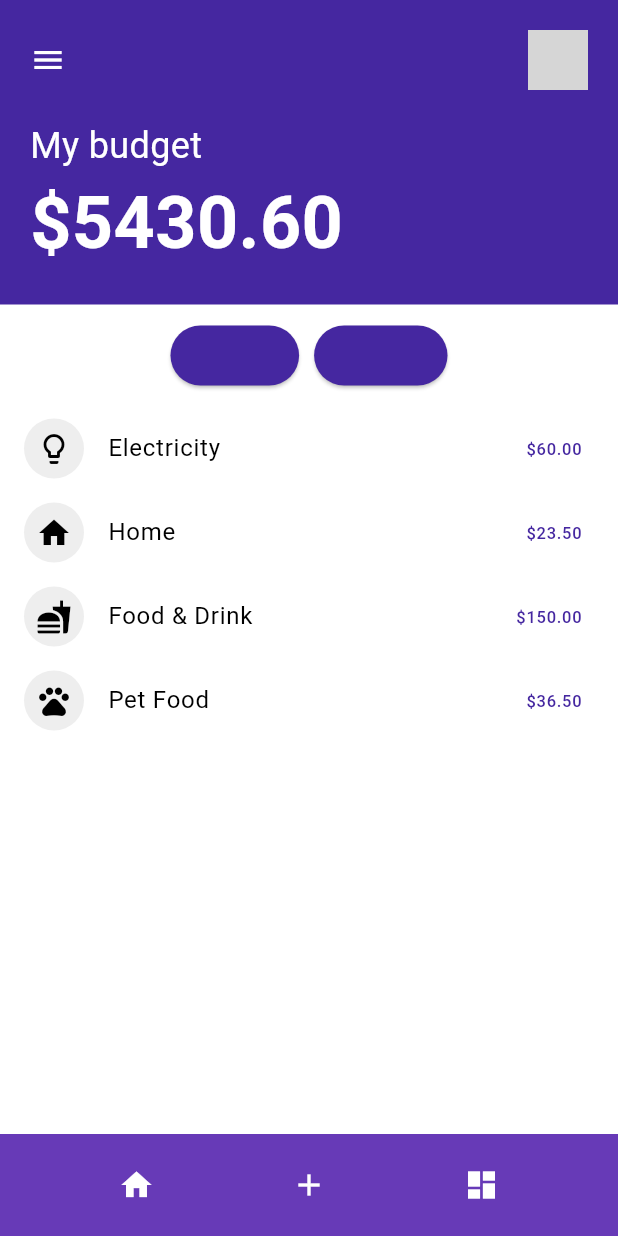
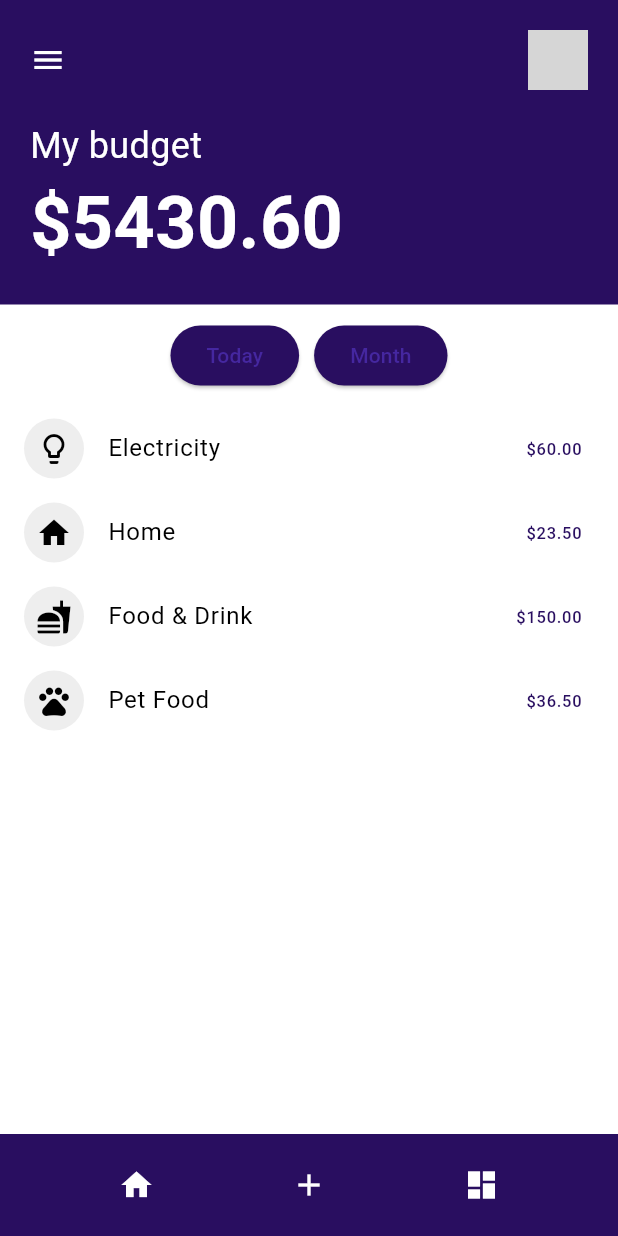
Before and after one commit to shortlion99/dollar-saver, a Flutter app: the screen it shows after launch, on a phone screen of 412 x 824 dp. Run offline on Flutter 3.47's test engine with Material 3 defaults, Android fonts, the phone set to English and light mode, and no system bars; our stand-ins replace image_picker; grey boxes are pictures that could not be loaded.

Commit message:
updated screens, added dashboard screen

```diff
--- a/frontend/lib/screens/home_screen.dart
+++ b/frontend/lib/screens/home_screen.dart
@@ -3,6 +3,9 @@ import 'package:flutter/material.dart';
 import 'package:provider/provider.dart';
 import 'add_transaction_screen.dart';
 import 'package:ai_expense_app/components/custom_icons.dart';
+
+// Define custom color
+const Color customPurple = Color.fromARGB(255, 41, 14, 96); // Custom dark purple shade
 
 class HomeScreen extends StatelessWidget {
   const HomeScreen({super.key});
@@ -12,8 +15,7 @@ class HomeScreen extends StatelessWidget {
     return Consumer<BudgetProvider>(
       builder: (context, budgetProvider, child) {
         return Scaffold(
-          body: SafeArea(
-            child: Column(
+          body: Column( // Remove SafeArea
             children: [
               _buildHeader(context, budgetProvider),
               _buildToggleButtons(),
@@ -22,8 +24,6 @@ class HomeScreen extends StatelessWidget {
               ),
             ],
           ),
-          ),
-
         );
       },
     );
@@ -32,7 +32,7 @@ class HomeScreen extends StatelessWidget {
   Widget _buildHeader(BuildContext context, BudgetProvider budgetProvider) {
     return Container(
       padding: EdgeInsets.all(20),
-      color: Colors.deepPurple[800], // Dark purple header
+      color: customPurple, // Use custom purple for the header
       child: Column(
         crossAxisAlignment: CrossAxisAlignment.start,
         children: [
@@ -70,7 +70,7 @@ class HomeScreen extends StatelessWidget {
             child: Text('Today'),
             onPressed: () {},
             style: ElevatedButton.styleFrom(
-              backgroundColor: Colors.deepPurple[800], // Dark purple
+              backgroundColor: customPurple, // Use custom purple
               shape: RoundedRectangleBorder(
                   borderRadius: BorderRadius.circular(20)),
             ),
@@ -80,7 +80,7 @@ class HomeScreen extends StatelessWidget {
             child: Text('Month'),
             onPressed: () {},
             style: ElevatedButton.styleFrom(
-              backgroundColor: Colors.deepPurple[800], // Dark purple
+              backgroundColor: customPurple, // Use custom purple
               shape: RoundedRectangleBorder(
                   borderRadius: BorderRadius.circular(20)),
             ),
@@ -113,12 +113,11 @@ class HomeScreen extends StatelessWidget {
             title: Text(transaction.category),
             trailing: Text(
               '\$${transaction.amount.toStringAsFixed(2)}',
-              style: TextStyle(color: Colors.deepPurple[800]), // Dark purple
+              style: TextStyle(color: customPurple), // Use custom purple
             ),
           );
         },
       ),
     );
   }
-
 }
--- a/frontend/lib/screens/main_scaffold.dart
+++ b/frontend/lib/screens/main_scaffold.dart
@@ -1,8 +1,13 @@
 import 'package:ai_expense_app/components/budget_provider.dart';
 import 'package:ai_expense_app/screens/add_transaction_screen.dart';
 import 'package:ai_expense_app/screens/home_screen.dart';
+import 'package:ai_expense_app/screens/dashboard.dart';
 import 'package:flutter/material.dart';
 import 'package:provider/provider.dart';
+import 'package:ai_expense_app/components/custom_icons.dart';
+
+// Define custom color
+const Color customPurple = Color.fromARGB(255, 41, 14, 96); // Custom dark purple shade
 
 class MainScaffold extends StatefulWidget {
   @override
@@ -36,8 +41,8 @@ class _MainScaffoldState extends State<MainScaffold> {
         return HomeScreen(); // Your existing HomeScreen
       case 1:
         return AddTransactionScreen(); // Your Add Transaction Screen
-      // case 2:
-      //   return DashboardScreen(); // Your Dashboard Screen
+      case 2:
+        return DashboardScreen(); // Your Dashboard Screen
       default:
         return HomeScreen();
     }
@@ -46,8 +51,8 @@ class _MainScaffoldState extends State<MainScaffold> {
   Widget _buildBottomNavBar() {
     return Container(
       padding: EdgeInsets.symmetric(vertical: 10),
-      decoration: const BoxDecoration(
-        color: Colors.deepPurple, // Dark purple for the nav bar
+      decoration: BoxDecoration(
+        color: customPurple, // Use custom purple
       ),
       child: Row(
         mainAxisAlignment: MainAxisAlignment.spaceEvenly,
@@ -69,3 +74,120 @@ class _MainScaffoldState extends State<MainScaffold> {
     );
   }
 }
+
+class HomeScreen extends StatelessWidget {
+  const HomeScreen({super.key});
+
+  @override
+  Widget build(BuildContext context) {
+    return Consumer<BudgetProvider>(
+      builder: (context, budgetProvider, child) {
+        return Scaffold(
+          body: SafeArea(
+            child: Column(
+              children: [
+                _buildHeader(context, budgetProvider),
+                _buildToggleButtons(),
+                Expanded(
+                  child: _buildTransactionList(budgetProvider),
+                ),
+              ],
+            ),
+          ),
+        );
+      },
+    );
+  }
+
+  Widget _buildHeader(BuildContext context, BudgetProvider budgetProvider) {
+    return Container(
+      padding: EdgeInsets.all(20),
+      color: customPurple, // Use custom purple for the header
+      child: Column(
+        crossAxisAlignment: CrossAxisAlignment.start,
+        children: [
+          const Row(
+            mainAxisAlignment: MainAxisAlignment.spaceBetween,
+            children: [
+              Icon(Icons.menu, color: Colors.white),
+              CircleAvatar(
+                backgroundImage: AssetImage('assets/profile_picture.jpg'),
+              ),
+            ],
+          ),
+          const SizedBox(height: 20),
+          const Text(
+            'My budget',
+            style: TextStyle(color: Colors.white, fontSize: 24),
+          ),
+          Text(
+            '\$${budgetProvider.totalBudget.toStringAsFixed(2)}',
+            style: const TextStyle(
+                color: Colors.white, fontSize: 48, fontWeight: FontWeight.bold),
+          ),
+        ],
+      ),
+    );
+  }
+
+  Widget _buildToggleButtons() {
+    return Container(
+      margin: EdgeInsets.symmetric(vertical: 10),
+      child: Row(
+        mainAxisAlignment: MainAxisAlignment.center,
+        children: [
+          ElevatedButton(
+            child: Text('Today'),
+            onPressed: () {},
+            style: ElevatedButton.styleFrom(
+              backgroundColor: customPurple, // Use custom purple
+              shape: RoundedRectangleBorder(
+                  borderRadius: BorderRadius.circular(20)),
+            ),
+          ),
+          SizedBox(width: 10),
+          ElevatedButton(
+            child: Text('Month'),
+            onPressed: () {},
+            style: ElevatedButton.styleFrom(
+              backgroundColor: customPurple, // Use custom purple
+              shape: RoundedRectangleBorder(
+                  borderRadius: BorderRadius.circular(20)),
+            ),
+          ),
+        ],
+      ),
+    );
+  }
+
+  Widget _buildTransactionList(BudgetProvider budgetProvider) {
+    return Container(
+      decoration: const BoxDecoration(
+        color: Colors.white, // White background for the list
+        borderRadius: BorderRadius.only(
+          topLeft: Radius.circular(30),
+          topRight: Radius.circular(30),
+        ),
+      ),
+      child: ListView.builder(
+        itemCount: budgetProvider.transactions.length,
+        itemBuilder: (context, index) {
+          final transaction = budgetProvider.transactions[index];
+          return ListTile(
+            leading: CircleAvatar(
+              backgroundColor: Colors.grey[200],
+              child: Icon(
+                  CustomIcons.getIconForCategory(transaction.category),
+                  color: Colors.black),
+            ),
+            title: Text(transaction.category),
+            trailing: Text(
+              '\$${transaction.amount.toStringAsFixed(2)}',
+              style: TextStyle(color: customPurple), // Use custom purple
+            ),
+          );
+        },
+      ),
+    );
+  }
+}
```
Also changed, not shown: frontend/lib/screens/add_transaction_screen.dart (+29 -8 lines), frontend/lib/screens/dashboard.dart (+151 -0 lines). Lines whose indentation alone changed are shown as unchanged.
